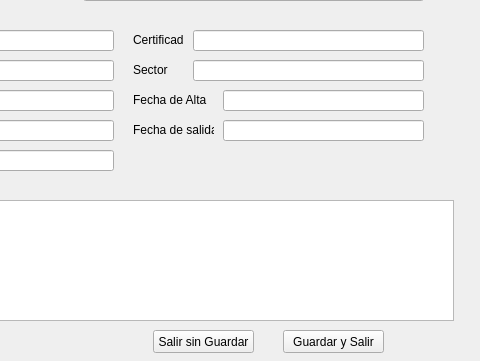
Old version of the form src/UI/perfilUsuario.ui in the repository PurpleFlamingo/purpleACOES; both pictures show x 207 to 687 and y 190 to 551 of the 687 by 551 pixel window.
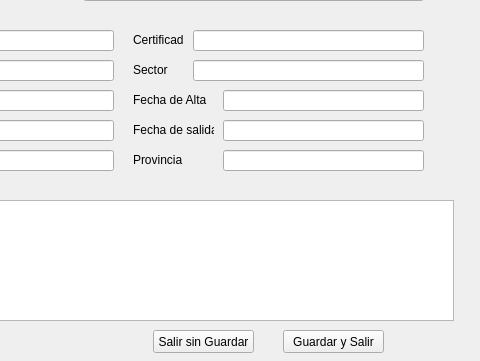
New version of the form. Icons and pictures are not drawn.

Commit message: incluido getSocio y actualizacion de perfilUsuario

```diff
--- a/src/UI/perfilUsuario.ui
+++ b/src/UI/perfilUsuario.ui
@@ -408,6 +408,29 @@
      </rect>
     </property>
    </widget>
+   <widget class="QLabel" name="lProvincia">
+    <property name="geometry">
+     <rect>
+      <x>340</x>
+      <y>340</y>
+      <width>71</width>
+      <height>20</height>
+     </rect>
+    </property>
+    <property name="text">
+     <string>Provincia</string>
+    </property>
+   </widget>
+   <widget class="QLineEdit" name="eProvincia">
+    <property name="geometry">
+     <rect>
+      <x>430</x>
+      <y>340</y>
+      <width>201</width>
+      <height>21</height>
+     </rect>
+    </property>
+   </widget>
   </widget>
  </widget>
  <resources>
```
The commit also changes 3 other files.
